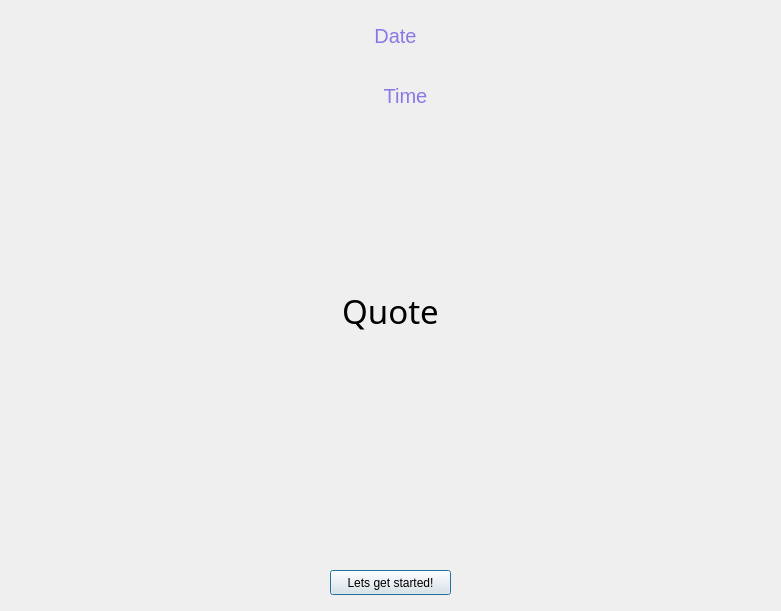
Old version of the form welcomescreen.ui in the repository Nicholas-LeBoeuf/RemoteWorkouts.
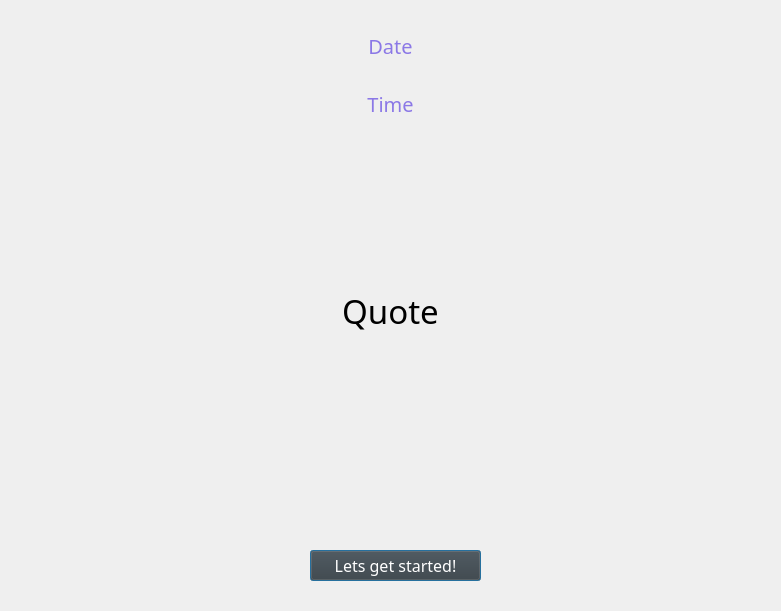
New version of the form. Icons and pictures are not drawn.

Commit message: welcome screen

Diff of the .ui file:
```diff
--- a/welcomescreen.ui
+++ b/welcomescreen.ui
@@ -25,9 +25,9 @@
   <widget class="QLabel" name="quote">
    <property name="geometry">
     <rect>
-     <x>110</x>
+     <x>120</x>
      <y>150</y>
-     <width>561</width>
+     <width>541</width>
      <height>321</height>
     </rect>
    </property>
@@ -51,75 +51,6 @@
     <bool>true</bool>
    </property>
   </widget>
-  <widget class="QLabel" name="date">
-   <property name="geometry">
-    <rect>
-     <x>160</x>
-     <y>10</y>
-     <width>471</width>
-     <height>51</height>
-    </rect>
-   </property>
-   <property name="font">
-    <font>
-     <pointsize>15</pointsize>
-    </font>
-   </property>
-   <property name="styleSheet">
-    <string notr="true">QLabel {color: rgb(139, 120, 230);}
-</string>
-   </property>
-   <property name="text">
-    <string>Date</string>
-   </property>
-   <property name="alignment">
-    <set>Qt::AlignCenter</set>
-   </property>
-   <property name="wordWrap">
-    <bool>true</bool>
-   </property>
-  </widget>
-  <widget class="QLabel" name="time">
-   <property name="geometry">
-    <rect>
-     <x>220</x>
-     <y>70</y>
-     <width>371</width>
-     <height>51</height>
-    </rect>
-   </property>
-   <property name="font">
-    <font>
-     <pointsize>15</pointsize>
-    </font>
-   </property>
-   <property name="styleSheet">
-    <string notr="true">QLabel {color: rgb(139, 120, 230);}
-</string>
-   </property>
-   <property name="text">
-    <string>Time</string>
-   </property>
-   <property name="alignment">
-    <set>Qt::AlignCenter</set>
-   </property>
-   <property name="wordWrap">
-    <bool>true</bool>
-   </property>
-  </widget>
-  <widget class="QPushButton" name="close">
-   <property name="geometry">
-    <rect>
-     <x>330</x>
-     <y>570</y>
-     <width>121</width>
-     <height>25</height>
-    </rect>
-   </property>
-   <property name="text">
-    <string>Lets get started!</string>
-   </property>
-  </widget>
   <widget class="QLabel" name="whiteboard">
    <property name="geometry">
     <rect>
@@ -139,6 +70,111 @@
     <bool>true</bool>
    </property>
   </widget>
+  <widget class="QPushButton" name="close">
+   <property name="geometry">
+    <rect>
+     <x>310</x>
+     <y>550</y>
+     <width>171</width>
+     <height>31</height>
+    </rect>
+   </property>
+   <property name="minimumSize">
+    <size>
+     <width>150</width>
+     <height>0</height>
+    </size>
+   </property>
+   <property name="font">
+    <font>
+     <family>Rockwell</family>
+     <pointsize>12</pointsize>
+    </font>
+   </property>
+   <property name="cursor">
+    <cursorShape>PointingHandCursor</cursorShape>
+   </property>
+   <property name="toolTip">
+    <string>&lt;html&gt;&lt;head/&gt;&lt;body&gt;&lt;p&gt;Create&lt;/p&gt;&lt;/body&gt;&lt;/html&gt;</string>
+   </property>
+   <property name="styleSheet">
+    <string notr="true">QPushButton {color: white; background-color: rgb(58, 58, 58)}</string>
+   </property>
+   <property name="text">
+    <string>Lets get started!</string>
+   </property>
+  </widget>
+  <widget class="QWidget" name="">
+   <property name="geometry">
+    <rect>
+     <x>0</x>
+     <y>30</y>
+     <width>781</width>
+     <height>90</height>
+    </rect>
+   </property>
+   <layout class="QVBoxLayout" name="verticalLayout">
+    <item alignment="Qt::AlignVCenter">
+     <widget class="QLabel" name="date">
+      <property name="font">
+       <font>
+        <family>Rockwell</family>
+        <pointsize>15</pointsize>
+       </font>
+      </property>
+      <property name="styleSheet">
+       <string notr="true">QLabel {color: rgb(139, 120, 230);}
+</string>
+      </property>
+      <property name="text">
+       <string>Date</string>
+      </property>
+      <property name="alignment">
+       <set>Qt::AlignCenter</set>
+      </property>
+      <property name="wordWrap">
+       <bool>true</bool>
+      </property>
+     </widget>
+    </item>
+    <item>
+     <spacer name="horizontalSpacer">
+      <property name="orientation">
+       <enum>Qt::Horizontal</enum>
+      </property>
+      <property name="sizeHint" stdset="0">
+       <size>
+        <width>40</width>
+        <height>20</height>
+       </size>
+      </property>
+     </spacer>
+    </item>
+    <item alignment="Qt::AlignVCenter">
+     <widget class="QLabel" name="time">
+      <property name="font">
+       <font>
+        <family>Rockwell</family>
+        <pointsize>15</pointsize>
+       </font>
+      </property>
+      <property name="styleSheet">
+       <string notr="true">QLabel {color: rgb(139, 120, 230);}
+</string>
+      </property>
+      <property name="text">
+       <string>Time</string>
+      </property>
+      <property name="alignment">
+       <set>Qt::AlignCenter</set>
+      </property>
+      <property name="wordWrap">
+       <bool>true</bool>
+      </property>
+     </widget>
+    </item>
+   </layout>
+  </widget>
   <zorder>whiteboard</zorder>
   <zorder>quote</zorder>
   <zorder>date</zorder>
```
